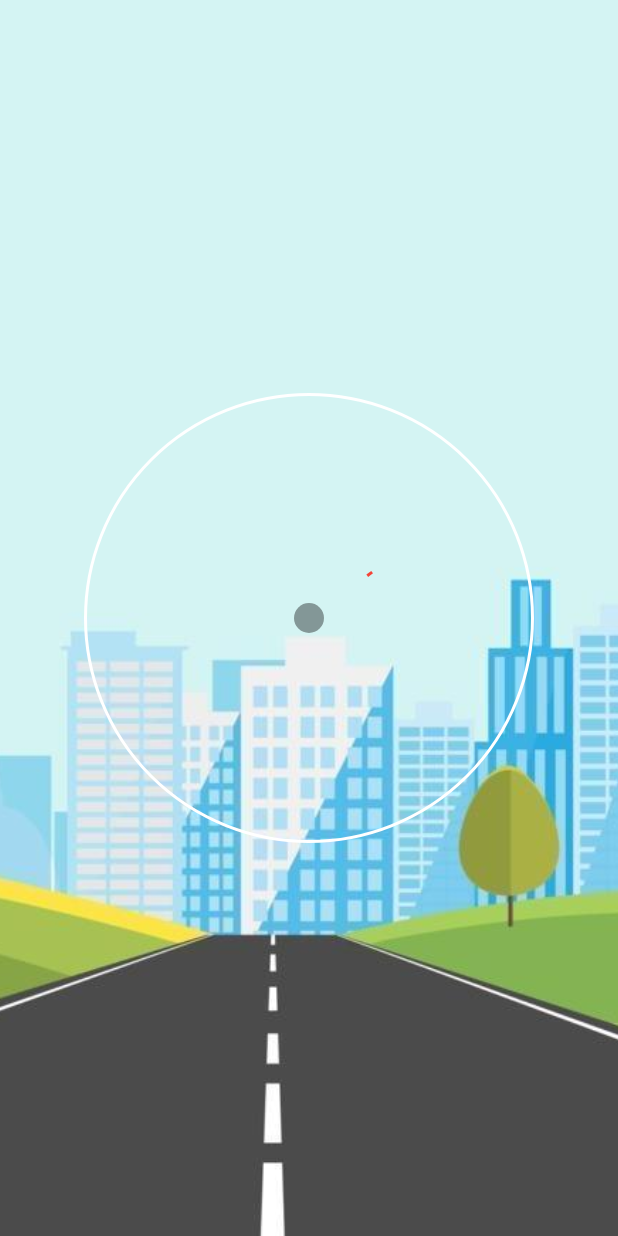
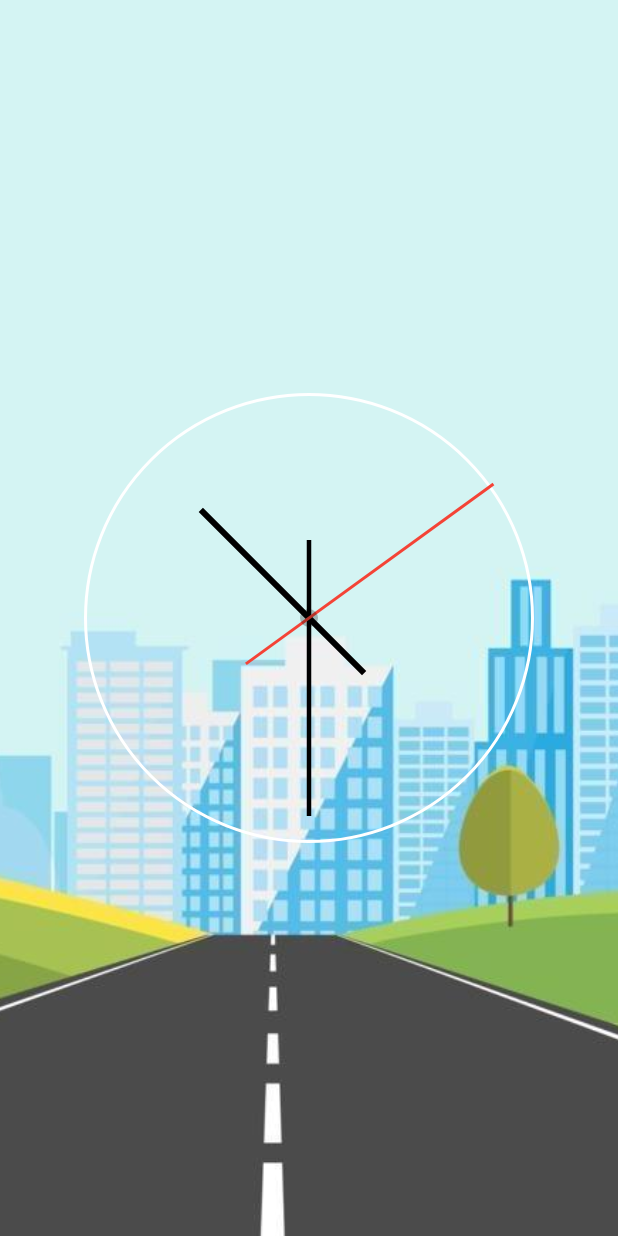
Before and after one commit to Avesh6754/clock_app_task, a Flutter app: the AnalogClock screen opened by its route, on a phone screen of 412 x 824 dp. Run offline on Flutter 3.47's test engine with Material 3 defaults, Android fonts, the phone set to English and light mode, and no system bars; missing offline and left inert: animated_analog_clock.

Commit message:
08-08-2024

```diff
--- a/lib/screens/Analog_clock/analog_clock.dart
+++ b/lib/screens/Analog_clock/analog_clock.dart
@@ -18,11 +18,14 @@ class _AnalogClockState extends State<AnalogClock> {
   void initState() {
     // TODO: implement initState
     super.initState();
-    Timer.periodic(Duration(seconds: 1), (timer) {
+    Timer.periodic(
+      Duration(seconds: 1),
+      (timer) {
         setState(() {
           future = DateTime.now();
         });
-    },);
+      },
+    );
   }
 
   @override
@@ -33,7 +36,8 @@ class _AnalogClockState extends State<AnalogClock> {
         width: double.infinity,
         decoration: BoxDecoration(
           image: DecorationImage(
-              image: AssetImage('${background(future)}'), fit: BoxFit.cover),),
+              image: AssetImage('${background(future)}'), fit: BoxFit.cover),
+        ),
         child: Stack(
           alignment: Alignment.center,
           children: [
@@ -43,44 +47,43 @@ class _AnalogClockState extends State<AnalogClock> {
               width: 300,
               decoration: BoxDecoration(
                   shape: BoxShape.circle,
-              border: Border.all(color: Colors.white, width: 2)
-          ),
+                  border: Border.all(color: Colors.white, width: 2)),
             ),
 
             Transform.rotate(
-          angle: (future.second * 6) * pi / 180,
+              angle: ((future.hour * 30) + future.minute * 0.5) * pi / 180,
               child: VerticalDivider(
-            color: Colors.red, thickness: 2,
-            indent: 360,
-            endIndent: 460,
+                thickness: 4,
+                color: Colors.black,
+                endIndent: 360,
+                indent: 310,
               ),
             ),
             Transform.rotate(
               angle: (future.minute * 6) * pi / 180,
               child: VerticalDivider(
-            color: Colors.white, thickness: 3,
-            indent: 380,
-            endIndent: 460,
+                thickness: 3,
+                color: Colors.black,
+                endIndent: 360,
+                indent: 280,
               ),
             ),
             Transform.rotate(
-          angle: (future.hour * 30) * pi / 180,
+              angle: (future.second * 6) * pi / 180,
               child: VerticalDivider(
-            color: Colors.white, thickness: 4,
-            indent: 420,
-            endIndent: 460,
+                thickness: 2,
+                color: Colors.red,
+                endIndent: 360,
+                indent: 260,
               ),
             ),
-        Container(
-          height: 20,
-          width: 20,
-          decoration: BoxDecoration(
-              shape: BoxShape.circle,
-              color: Colors.black38
+            CircleAvatar(
+              radius: 6,
+              backgroundColor: Colors.black26,
+            )
+          ],
         ),
       ),
-        ],
-      ),
-    ),);
+    );
   }
 }
```
Lines whose indentation alone changed are shown as unchanged.
